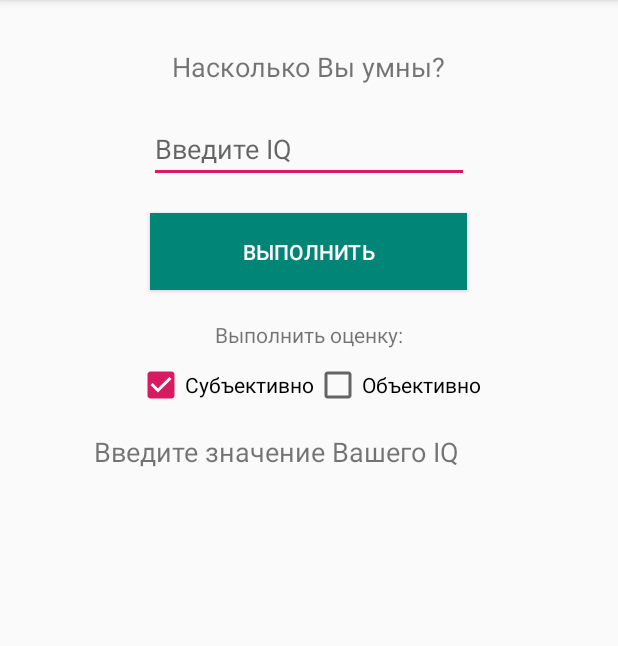
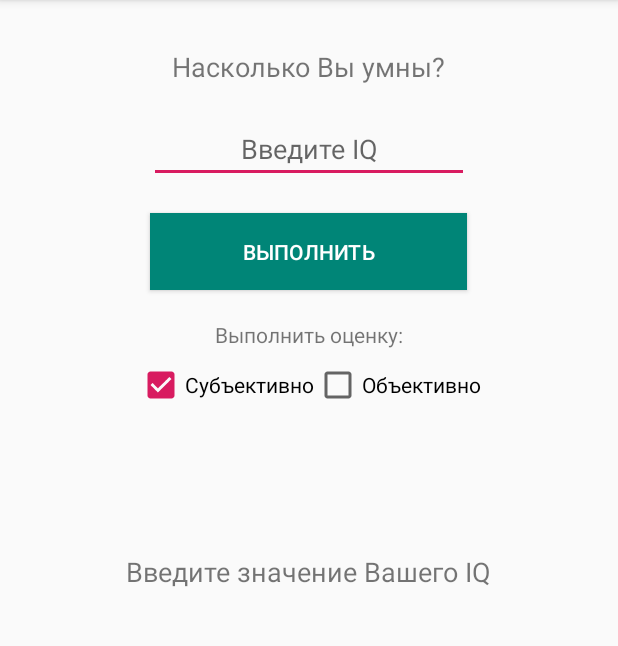
Before and after one commit to mmcs2012/IQMeter, an Android app: the screen it shows after launch (MainActivity), after a tap on "ВЫПОЛНИТЬ", on a phone screen of 412 x 824 dp, the part 84-730 px from its top. Run offline under Robolectric (Android 15) with nearby library versions, the phone set to English and light mode, and no system bars.

Commit message:
Добавлен ImageView, содержание полей ввода и вывода выровнено по горизонтали

```diff
--- a/app/src/main/res/layout/activity_main.xml
+++ b/app/src/main/res/layout/activity_main.xml
@@ -19,6 +19,7 @@
     <EditText
             android:layout_width="wrap_content"
             android:layout_height="wrap_content"
+            android:gravity="center_horizontal"
             android:ems="10"
             android:id="@+id/inputField"
             android:layout_marginStart="8dp"
@@ -53,7 +54,8 @@
             android:layout_height="wrap_content"
             android:layout_marginStart="8dp"
             android:layout_marginEnd="8dp"
-            android:layout_marginTop="8dp">
+            android:layout_marginTop="8dp"
+            android:layout_marginBottom="16dp">
         <CheckBox
                 android:text="@string/checkbox_first"
                 android:layout_width="wrap_content"
@@ -68,6 +70,10 @@
                 android:id="@+id/checkBoxSecond"
                 android:layout_weight="1"/>
     </LinearLayout>
+    <ImageView
+            android:layout_width="match_parent"
+            android:layout_height="64dp"
+            android:id="@+id/imageView"/>
     <TextView
             android:layout_width="286dp"
             android:layout_height="200dp"
@@ -75,5 +81,6 @@
             android:layout_marginStart="8dp"
             android:layout_marginEnd="8dp"
             android:textSize="18sp"
-            android:layout_marginTop="16dp"/>
+            android:layout_marginTop="16dp"
+            android:gravity="center_horizontal"/>
 </LinearLayout>
```
